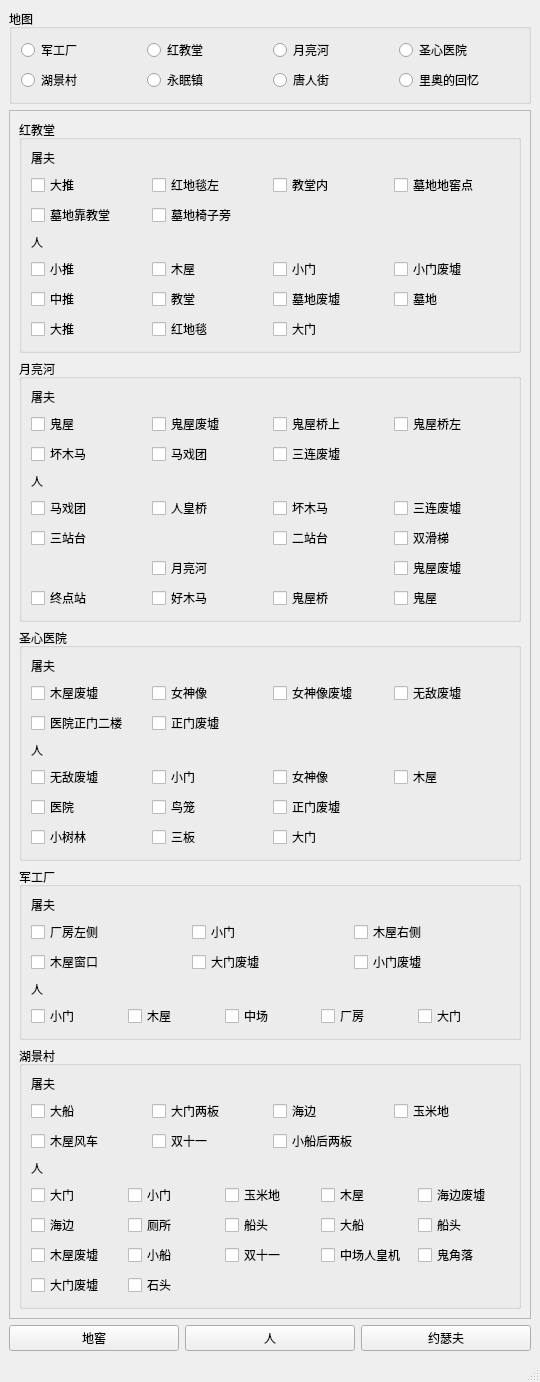
iopav/maps, file map_assistant.ui: the form before one commit.
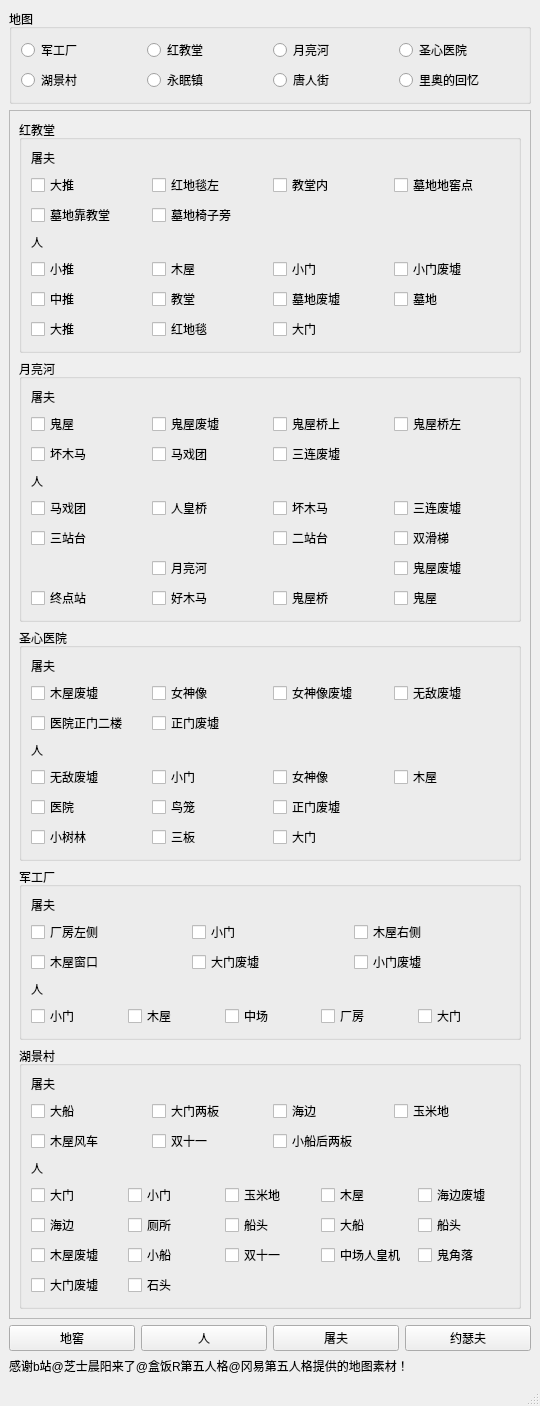
The form after the commit.

Diff of the .ui file:
```diff
--- a/map_assistant.ui
+++ b/map_assistant.ui
@@ -7,7 +7,7 @@
     <x>0</x>
     <y>0</y>
     <width>540</width>
-    <height>1091</height>
+    <height>1109</height>
    </rect>
   </property>
   <property name="sizePolicy">
@@ -1005,6 +1005,13 @@
         </property>
        </widget>
       </item>
+      <item>
+       <widget class="QPushButton" name="ysf_2">
+        <property name="text">
+         <string>屠夫</string>
+        </property>
+       </widget>
+      </item>
       <item>
        <widget class="QPushButton" name="ysf">
         <property name="text">
@@ -1014,6 +1021,13 @@
       </item>
      </layout>
     </item>
+    <item>
+     <widget class="QLabel" name="label_3">
+      <property name="text">
+       <string>感谢b站@芝士晨阳来了@盒饭R第五人格@冈易第五人格提供的地图素材！</string>
+      </property>
+     </widget>
+    </item>
    </layout>
   </widget>
   <widget class="QMenuBar" name="menubar">
```
Left out of the diff: 2 changed lines with no effect on the pictures.
